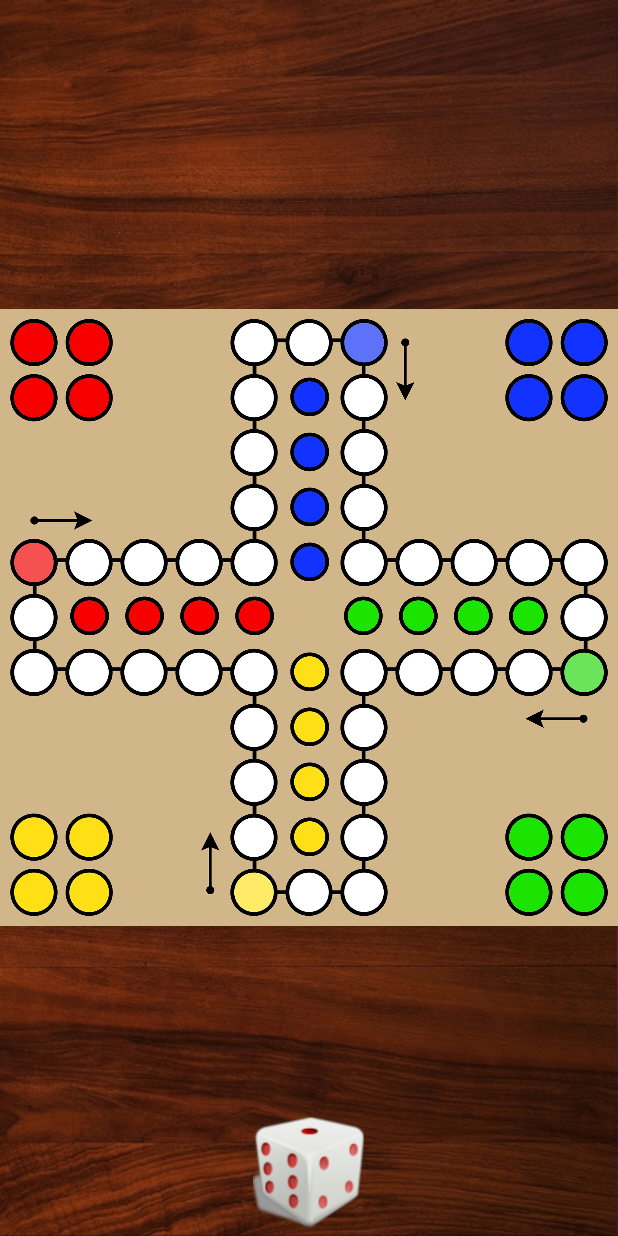
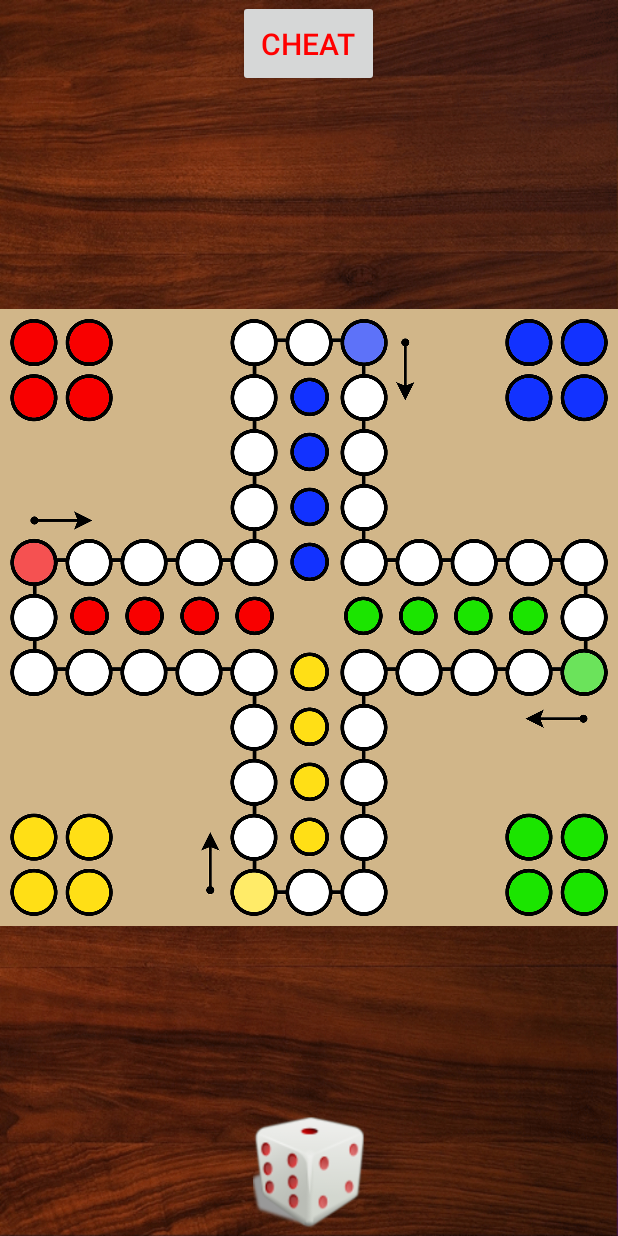
Before and after one commit to ChHofer/menschargeredichnicht, an Android app: the BoardActivity screen opened directly, with no data from a screen before it, on a phone screen of 412 x 824 dp. Run offline under Robolectric (Android 15) with nearby library versions, the phone set to English and light mode, and no system bars; 5 statements that could not run were skipped.

Commit message:
Cheatfunktion (nicht funktionsfähig) implementiert. TO BE CORRECTED.

```diff
--- a/app/src/main/res/layout/activity_board.xml
+++ b/app/src/main/res/layout/activity_board.xml
@@ -42,6 +42,17 @@
             android:textSize="20sp"
             android:padding="15dp"/>
 
+        <Button
+            android:layout_width="wrap_content"
+            android:layout_height="wrap_content"
+            android:text="CHEAT"
+            android:id="@+id/cheatButton"
+            android:layout_alignParentTop="true"
+            android:layout_centerInParent="true"
+            android:textColor="#f00"
+            android:textSize="20sp"
+            android:padding="15dp"/>
+
         <TextView
             android:layout_width="wrap_content"
             android:layout_height="wrap_content"
```
Also changed, not shown: app/src/main/java/at/se2/gruppe3/menschrgeredichnicht/BoardActivity.java (+85 -1 lines).
